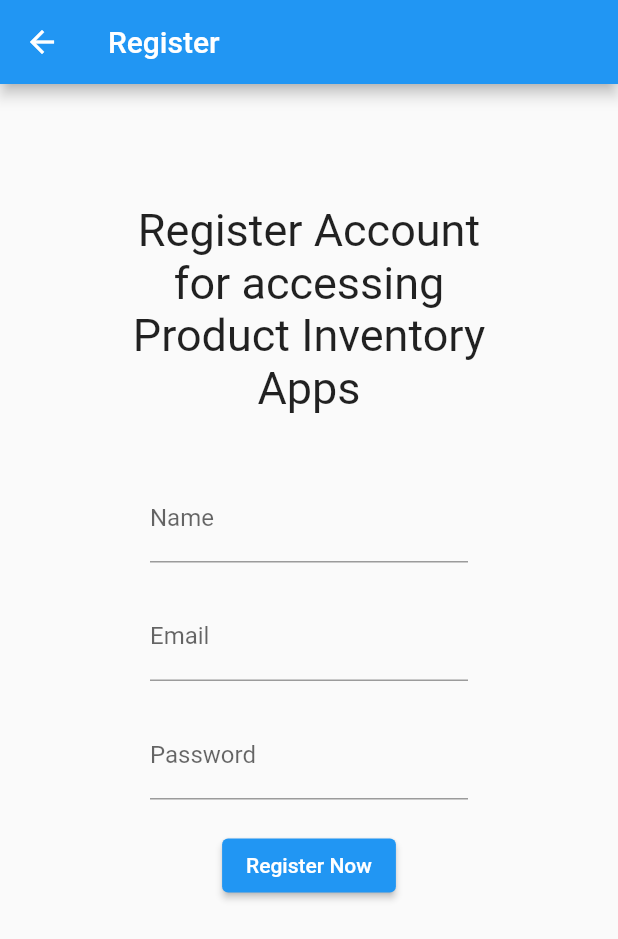
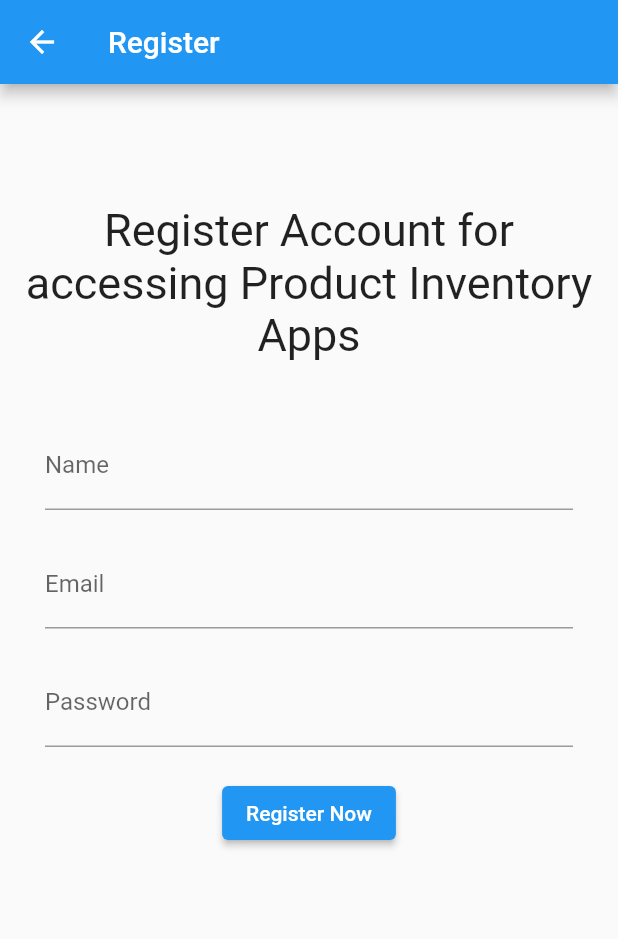
Before and after one commit to rachmizard/crud-flutter-fe, a Flutter app: the screen it shows after launch, after a tap on "Login", after a tap on "Register", on a phone screen of 412 x 824 dp. Shown: the top 939 px of the screen. Run offline on Flutter 3.47's test engine with Material 2 defaults, Android fonts, the phone set to English and light mode, and no system bars; our stand-ins replace shared_preferences; accounts and stored records are empty.

Commit message:
fix(): padding

```diff
--- a/lib/screens/login_screen.dart
+++ b/lib/screens/login_screen.dart
@@ -53,13 +53,14 @@ class _LoginScreenState extends State<LoginScreen> {
       ),
       body: Center(
         child: Container(
-          padding: const EdgeInsets.all(80),
+          padding: const EdgeInsets.all(10),
           child: Column(mainAxisAlignment: MainAxisAlignment.center, children: [
             const Text(
               'Login to Product Inventory Apps',
               style: TextStyle(
                 fontSize: 30,
               ),
+              textAlign: TextAlign.center,
             ),
             const SizedBox(
               height: 20,
--- a/lib/screens/register_screen.dart
+++ b/lib/screens/register_screen.dart
@@ -55,7 +55,7 @@ class _RegisterScreenState extends State<RegisterScreen> {
         scrollDirection: Axis.vertical,
         child: Center(
           child: Container(
-            padding: const EdgeInsets.symmetric(horizontal: 80, vertical: 80),
+            padding: const EdgeInsets.symmetric(horizontal: 10, vertical: 80),
             child:
                 Column(mainAxisAlignment: MainAxisAlignment.center, children: [
               const Text(
```
